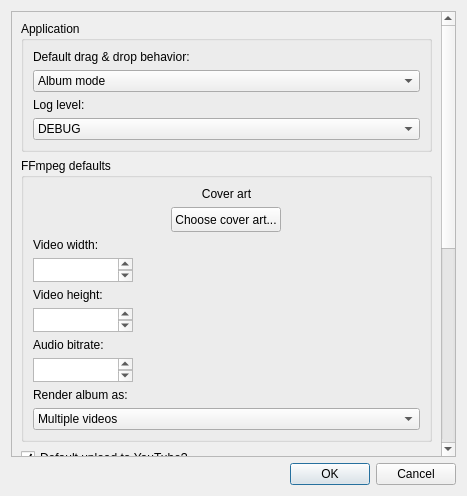
Before: the Qt Designer form ui/settingswindow.ui in 7x11x13/songs-to-youtube, drawn with Qt 5.
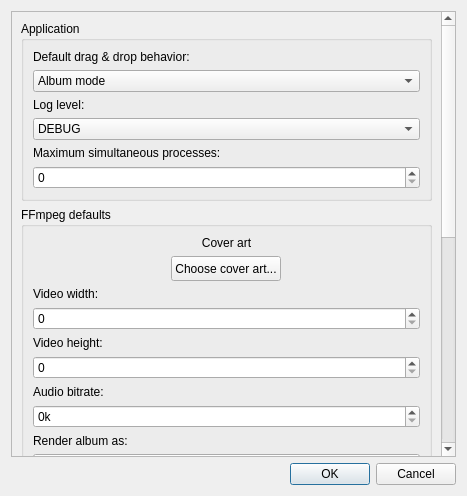
After: the same form once the commit is applied. Custom widgets are drawn as their Qt base class.

What changed in the file:
```diff
--- a/ui/settingswindow.ui
+++ b/ui/settingswindow.ui
@@ -46,7 +46,7 @@
         <x>0</x>
         <y>0</y>
         <width>433</width>
-        <height>816</height>
+        <height>861</height>
        </rect>
       </property>
       <property name="sizePolicy">
@@ -137,6 +137,26 @@
             </item>
            </widget>
           </item>
+          <item>
+           <widget class="QLabel" name="label_3">
+            <property name="text">
+             <string>Maximum simultaneous processes:</string>
+            </property>
+           </widget>
+          </item>
+          <item>
+           <widget class="QSpinBox" name="maxProcesses">
+            <property name="sizePolicy">
+             <sizepolicy hsizetype="Preferred" vsizetype="Fixed">
+              <horstretch>0</horstretch>
+              <verstretch>0</verstretch>
+             </sizepolicy>
+            </property>
+            <property name="maximum">
+             <number>256</number>
+            </property>
+           </widget>
+          </item>
          </layout>
         </widget>
        </item>
@@ -189,21 +209,9 @@
            </widget>
           </item>
           <item>
-           <widget class="QPlainTextEdit" name="videoWidth">
-            <property name="sizePolicy">
-             <sizepolicy hsizetype="Fixed" vsizetype="Fixed">
-              <horstretch>0</horstretch>
-              <verstretch>0</verstretch>
-             </sizepolicy>
-            </property>
-            <property name="maximumSize">
-             <size>
-              <width>100</width>
-              <height>24</height>
-             </size>
-            </property>
-            <property name="lineWrapMode">
-             <enum>QPlainTextEdit::WidgetWidth</enum>
+           <widget class="QSpinBox" name="videoWidth">
+            <property name="maximum">
+             <number>99999</number>
             </property>
            </widget>
           </item>
@@ -215,18 +223,9 @@
            </widget>
           </item>
           <item>
-           <widget class="QPlainTextEdit" name="videoHeight">
-            <property name="sizePolicy">
-             <sizepolicy hsizetype="Fixed" vsizetype="Fixed">
-              <horstretch>0</horstretch>
-              <verstretch>0</verstretch>
-             </sizepolicy>
-            </property>
-            <property name="maximumSize">
-             <size>
-              <width>100</width>
-              <height>24</height>
-             </size>
+           <widget class="QSpinBox" name="videoHeight">
+            <property name="maximum">
+             <number>99999</number>
             </property>
            </widget>
           </item>
@@ -238,18 +237,12 @@
            </widget>
           </item>
           <item>
-           <widget class="QPlainTextEdit" name="audioBitrate">
-            <property name="sizePolicy">
-             <sizepolicy hsizetype="Fixed" vsizetype="Fixed">
-              <horstretch>0</horstretch>
-              <verstretch>0</verstretch>
-             </sizepolicy>
+           <widget class="QSpinBox" name="audioBitrate">
+            <property name="suffix">
+             <string>k</string>
             </property>
-            <property name="maximumSize">
-             <size>
-              <width>100</width>
-              <height>24</height>
-             </size>
+            <property name="maximum">
+             <number>99999</number>
             </property>
            </widget>
           </item>
```
